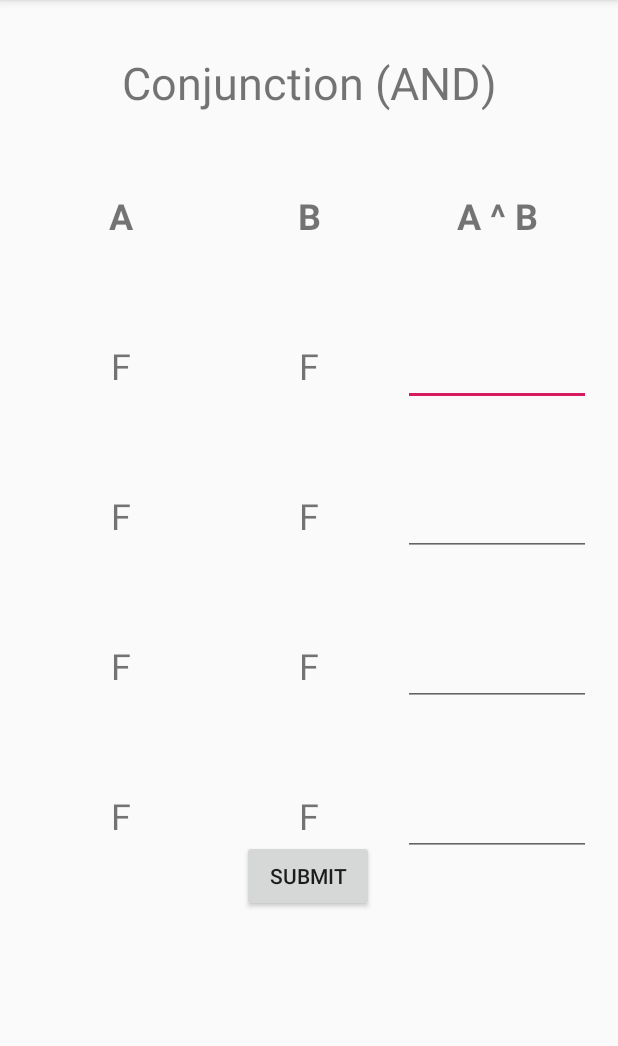
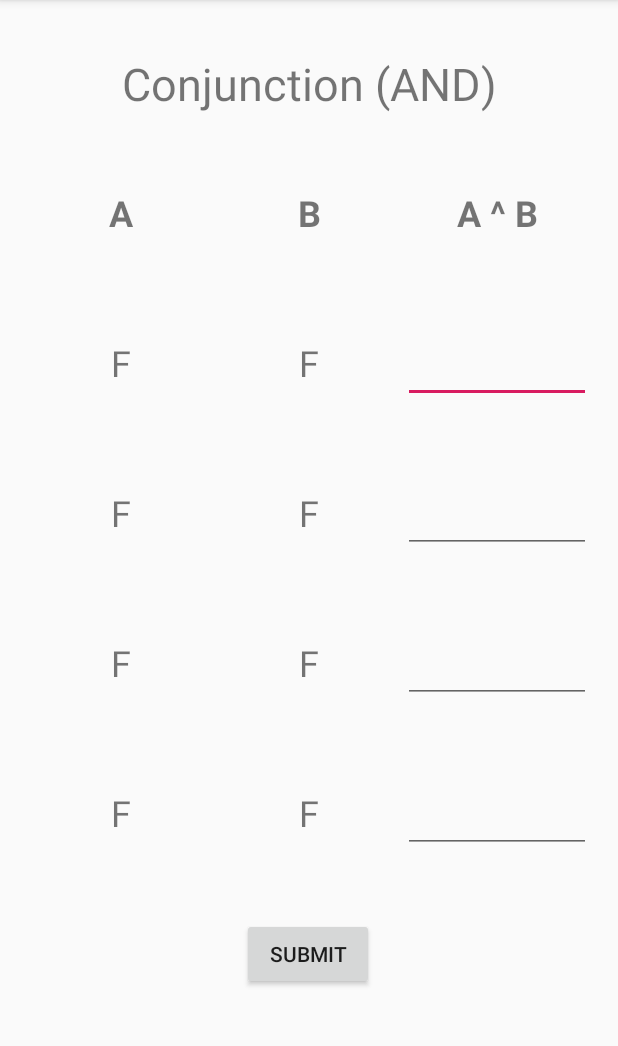
Before and after one commit to KimLyLe/LogicGame, an Android app: the screen it shows after launch (LogicGameActivity), on a phone screen of 412 x 824 dp, the part 84-1130 px from its top. Run offline under Robolectric (Android 15) with nearby library versions, the phone set to English and light mode, and no system bars.

Commit message:
Adapts layout to motorola one vision

```diff
--- a/app/src/main/res/layout/logic_game_main.xml
+++ b/app/src/main/res/layout/logic_game_main.xml
@@ -8,16 +8,21 @@
         tools:context=".LogicGameActivity">
 
     <TextView
+            android:id="@+id/textView"
+            android:layout_width="325dp"
+            android:layout_height="56dp"
+            android:layout_marginStart="76dp"
+            android:layout_marginLeft="76dp"
+            android:layout_marginTop="28dp"
+            android:layout_marginEnd="76dp"
+            android:layout_marginRight="76dp"
             android:gravity="center"
             android:text="@string/textView"
-            android:layout_width="0dp"
-            android:layout_height="62dp"
-            android:id="@+id/textView" android:textSize="30sp"
-            android:layout_marginTop="24dp"
+            android:textSize="30sp"
             app:layout_constraintEnd_toEndOf="parent"
-            app:layout_constraintTop_toTopOf="parent" app:layout_constraintStart_toStartOf="parent"
-            android:layout_marginLeft="76dp" android:layout_marginStart="76dp" android:layout_marginEnd="76dp"
-            android:layout_marginRight="76dp" app:layout_constraintHorizontal_bias="0.0"/>
+            app:layout_constraintStart_toStartOf="parent"
+            app:layout_constraintTop_toTopOf="parent" />
+
     <TableLayout
             android:layout_width="wrap_content"
             android:layout_height="wrap_content"
@@ -124,13 +129,16 @@
                     android:id="@+id/editText6" android:textSize="24sp" android:inputType="textCapCharacters"/>
         </TableRow>
     </TableLayout>
+
     <Button
-            android:text="@string/button"
+            android:id="@+id/button"
             android:layout_width="wrap_content"
             android:layout_height="wrap_content"
-            app:layout_constraintStart_toStartOf="parent" app:layout_constraintEnd_toEndOf="parent"
-            android:id="@+id/button"
+            android:layout_marginTop="612dp"
+            android:text="@string/button"
+            app:layout_constraintEnd_toEndOf="parent"
             app:layout_constraintHorizontal_bias="0.498"
-            android:layout_marginTop="560dp" app:layout_constraintTop_toTopOf="parent"/>
+            app:layout_constraintStart_toStartOf="parent"
+            app:layout_constraintTop_toTopOf="parent" />
 
 </androidx.constraintlayout.widget.ConstraintLayout>
```
